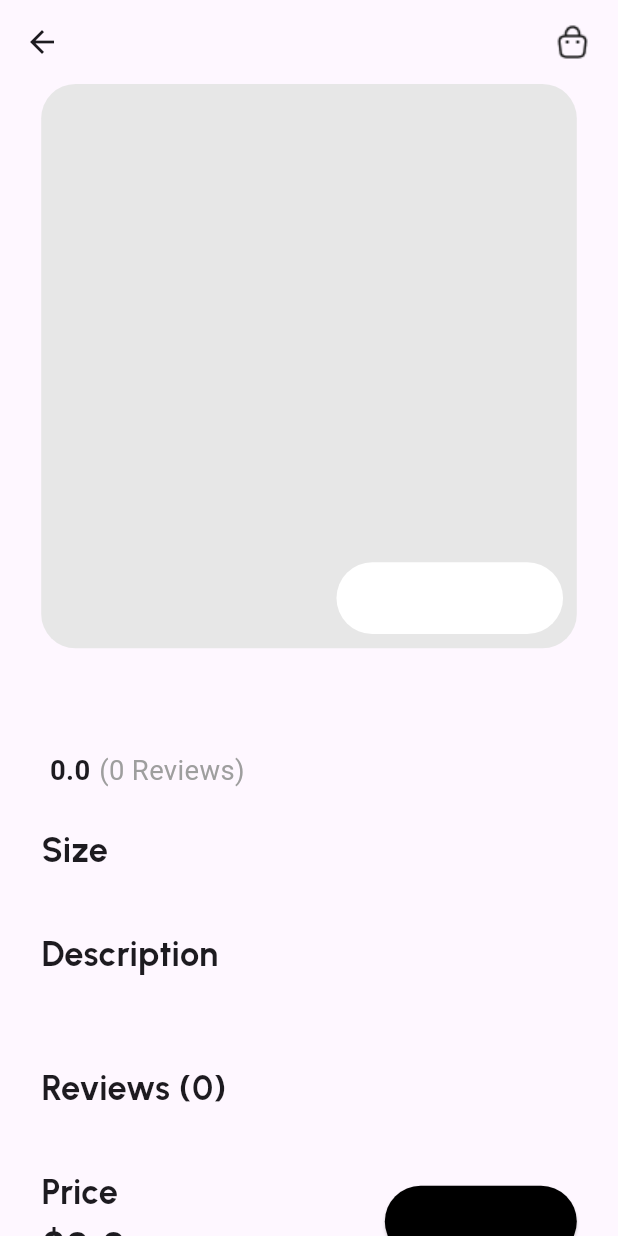
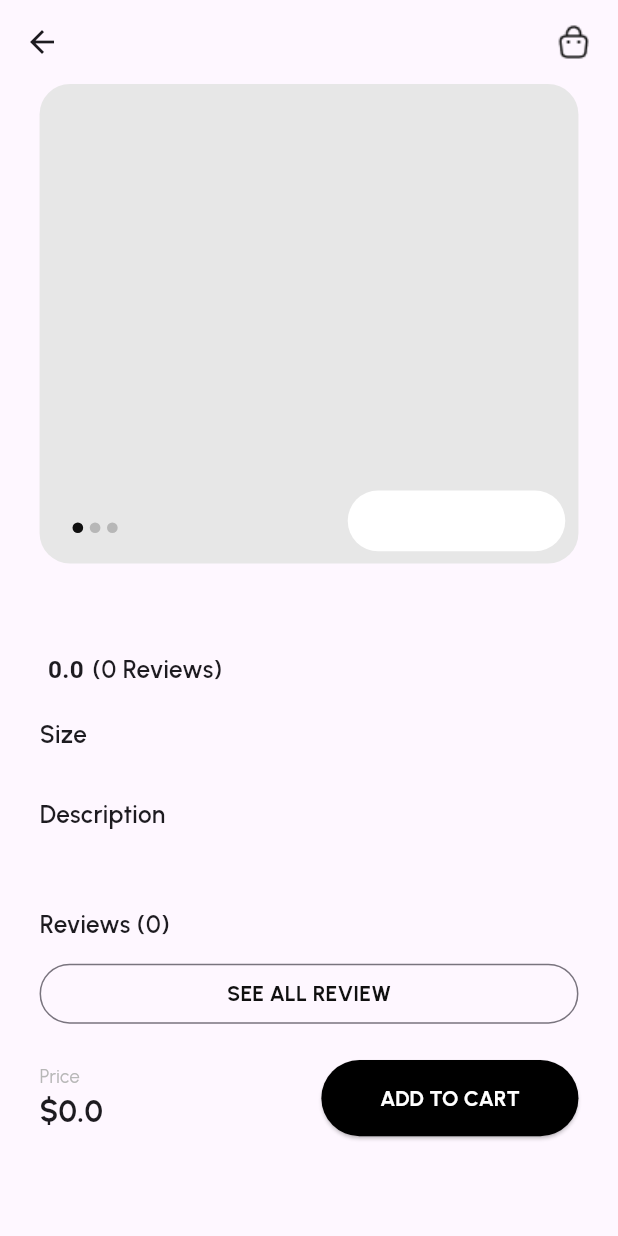
Before and after one commit to nmustakim/shoe-commerce24, a Flutter app: the ProductDetailsScreen screen opened directly with empty values, on a phone screen of 412 x 824 dp. Run offline on Flutter 3.47's test engine with Material 3 defaults, Android fonts, the phone set to English and light mode, and no system bars; our stand-ins replace cloud_firestore, firebase_core, flutter_screenutil, google_fonts; accounts and stored records are empty.

Commit message:
product details continue

```diff
--- a/lib/const/color.dart
+++ b/lib/const/color.dart
@@ -1,5 +1,9 @@
 import 'dart:ui';
 
-Color secondaryBackground = const Color(0XFFE7E7E7);
+Color secondaryBackground1 = const Color(0XFFE7E7E7);
+Color secondaryBackground2 = const Color(0XFFB7B7B7);
+
+Color secondaryBackground3 = const Color(0XFFF3F3F3);
+
 Color buttonForeground = const Color(0XFFFFFFFF);
 Color buttonBackground = const Color(0XFF101010);
--- a/lib/const/text_style.dart
+++ b/lib/const/text_style.dart
@@ -8,13 +8,33 @@ final bodyText400Dark = GoogleFonts.urbanist(
   fontSize: 12.sp,
 );
 final buttonTextStyle = GoogleFonts.urbanist(
+
     fontSize: 14.sp, fontWeight: FontWeight.w700, color: Colors.white);
+
+
 
 final bodyText400Light =
     GoogleFonts.urbanist(fontSize: 12.sp, color: const Color(0XFFB7B7B7));
 
-final bodyText700 = GoogleFonts.urbanist(
+final bodyText400LightMedium =
+GoogleFonts.urbanist(fontWeight: FontWeight.w400,fontSize: 14.sp, color: const Color(0XFF6F6F6F));
+
+
+
+final bodyText400LightSmall =
+GoogleFonts.urbanist(fontWeight: FontWeight.w400,fontSize: 11.sp, color: const Color(0XFFB7B7B7));
+
+
+
+final bodyText700Big = GoogleFonts.urbanist(
     fontSize: 20.sp, fontWeight: FontWeight.w700);
+
+
+final bodyText700Small = GoogleFonts.urbanist(
+    fontSize: 14.sp, fontWeight: FontWeight.w700);
+
+final bodyText700SmallLight = GoogleFonts.urbanist(
+    fontSize: 14.sp, fontWeight: FontWeight.w700,color:const Color(0XFF6F6F6F));
 
 final headline700 =
     GoogleFonts.urbanist(fontSize: 30.sp, fontWeight: FontWeight.w700);
@@ -23,3 +43,7 @@ final headline600 = GoogleFonts.urbanist(
   fontSize: 20.sp,
   fontWeight: FontWeight.w600,
 );
+final headline600small = GoogleFonts.urbanist(
+  fontSize: 16.sp,
+  fontWeight: FontWeight.w600,
+);
--- a/lib/global_widgets/kappbar.dart
+++ b/lib/global_widgets/kappbar.dart
@@ -6,25 +6,29 @@ import '../const/text_style.dart';
 class KAppBar extends StatelessWidget implements PreferredSizeWidget {
   final VoidCallback onTap;
   final bool hasTrailing;
-  final bool isDiscoverScreen;
+  final bool? hasTitle;
+  final String? title;
+
+  final bool? isDiscoverScreen;
   const KAppBar(
       {super.key,
       this.hasTrailing = false,
-      required this.isDiscoverScreen,
-      required this.onTap});
+       this.isDiscoverScreen,
+      required this.onTap,  this.hasTitle, this.title});
 
   @override
   Widget build(BuildContext context) {
     return AppBar(
       toolbarHeight: 80.h,
-      title: isDiscoverScreen ? Text('Discover', style: headline700) : null,
+      centerTitle: isDiscoverScreen == true?false:true,
+      title: hasTitle==true ? Text(title!, style: isDiscoverScreen==true?headline700:headline600small) : null,
       actions: [
         if (hasTrailing)
           Container(
               margin: EdgeInsets.only(right: 16.w),
               child: InkWell(
                   onTap: onTap,
-                  child: Image.asset(isDiscoverScreen
+                  child: Image.asset(isDiscoverScreen==true
                       ? 'assets/images/cart.png'
                       : 'assets/images/bag-2.png'))),
       ],
--- a/lib/global_widgets/kbutton.dart
+++ b/lib/global_widgets/kbutton.dart
@@ -7,22 +7,25 @@ class KButton extends StatelessWidget {
   final VoidCallback onPressed;
   final Color? backgroundColor;
   final Color? foregroundColor;
+  final double height;
+  final double width;
+  final bool? hasLeading;
 
   const KButton({
     super.key,
     required this.text,
-    required this.onPressed, this.backgroundColor, this.foregroundColor,
+    required this.onPressed, this.backgroundColor, this.foregroundColor, required this.height, required this.width, this.hasLeading,
   });
 
   @override
   Widget build(BuildContext context) {
     return SizedBox(
-      height: 40.h,
+      height:height ,
+      width: width,
       child: ElevatedButton(
         onPressed: onPressed,
         style: ElevatedButton.styleFrom(
-          padding: EdgeInsets.symmetric(horizontal: 10.w,vertical: 20.h),
-          backgroundColor: backgroundColor??Colors.black,
+           backgroundColor: backgroundColor??Colors.black,
           foregroundColor: foregroundColor??Colors.white,
           shape: RoundedRectangleBorder(
             borderRadius: BorderRadius.circular(100.r),
--- a/lib/main.dart
+++ b/lib/main.dart
@@ -5,7 +5,6 @@ import 'package:flutter_screenutil/flutter_screenutil.dart';
 import 'package:provider/provider.dart';
 import 'package:shoe_commerce/provider/shoes_provider.dart';
 import 'package:shoe_commerce/screens/discover_shoes/discover_shoes.dart';
-import 'package:shoe_commerce/screens/product_details/priduct_details_screen.dart';
 import 'package:shoe_commerce/services/shoe_service.dart';
 
 import 'firebase_options.dart';
@@ -26,11 +25,11 @@ class ShoeCommerce extends StatelessWidget {
   @override
   Widget build(BuildContext context) {
     return ScreenUtilInit(
-        designSize: const Size(360,690),
+        designSize: const Size(375,812),
         minTextAdapt: true,
 
         builder: (_, child) {
-          return MaterialApp(
+          return const MaterialApp(
             debugShowCheckedModeBanner: false,
             home: DiscoverShoes(),
           );
--- a/lib/screens/discover_shoes/widgets/shoe_card.dart
+++ b/lib/screens/discover_shoes/widgets/shoe_card.dart
@@ -18,12 +18,12 @@ class ShoeCard extends StatelessWidget {
       child: Column(
         children: [
           SizedBox(
-            height: 135.h,
-            width: 155.w,
+            height: 160.h,
+            width: 160.w,
             child: Stack(
               children: [
                 Card(
-                  color: secondaryBackground,
+                  color: secondaryBackground1,
                   shape: RoundedRectangleBorder(
                     borderRadius: BorderRadius.circular(22.r),
                   ),
--- a/lib/screens/product_details/priduct_details_screen.dart
+++ b/lib/screens/product_details/priduct_details_screen.dart
@@ -24,7 +24,7 @@ class ProductDetailsScreenState extends State<ProductDetailsScreen> {
   @override
   Widget build(BuildContext context) {
     return Scaffold(
-      appBar: KAppBar(isDiscoverScreen: false, hasTrailing: true, onTap: () {}),
+      appBar: KAppBar(hasTrailing: true, onTap: () {}),
       body: SingleChildScrollView(
         child: Padding(
           padding: EdgeInsets.symmetric(horizontal: 24.0.w),
@@ -40,8 +40,10 @@ class ProductDetailsScreenState extends State<ProductDetailsScreen> {
               _buildDescription(),
               SizedBox(height: 20.h),
               _buildReviews(widget.shoe),
+              _buildAllReviewButton(onPressed: () {}),
               SizedBox(height: 20.h),
               _buildAddToCartSection(widget.shoe),
+              SizedBox(height: 16.h),
             ],
           ),
         ),
@@ -55,7 +57,7 @@ class ProductDetailsScreenState extends State<ProductDetailsScreen> {
         Container(
           height: 315.h,
           decoration: BoxDecoration(
-              color: secondaryBackground,
+              color: secondaryBackground1,
               borderRadius: BorderRadius.circular(20.r)),
           child: ListView.builder(
             scrollDirection: Axis.horizontal,
@@ -75,9 +77,27 @@ class ProductDetailsScreenState extends State<ProductDetailsScreen> {
           ),
         ),
         Positioned(
-            right: 8.w,
-            bottom: 8.h,
-            child: _buildColorSelection(widget.shoe.colors)),
+          left: 20.w,
+          bottom: 20.h,
+          child: Row(
+            children: [
+              _buildDot(buttonBackground),
+              SizedBox(
+                width: 4.w,
+              ),
+              _buildDot(secondaryBackground2),
+              SizedBox(
+                width: 4.w,
+              ),
+              _buildDot(secondaryBackground2),
+            ],
+          ),
+        ),
+        Positioned(
+          right: 8.w,
+          bottom: 8.h,
+          child: _buildColorSelection(widget.shoe.colors),
+        ),
       ],
     );
   }
@@ -86,7 +106,7 @@ class ProductDetailsScreenState extends State<ProductDetailsScreen> {
     return Column(
       crossAxisAlignment: CrossAxisAlignment.start,
       children: [
-        Text(shoe.name, style: bodyText700),
+        Text(shoe.name, style: bodyText700Big),
         SizedBox(height: 10.h),
         Row(
           children: [
@@ -99,7 +119,7 @@ class ProductDetailsScreenState extends State<ProductDetailsScreen> {
             SizedBox(width: 5.w),
             Text(
               '(${shoe.reviewCount} Reviews)',
-              style: TextStyle(fontSize: 16.sp, color: Colors.grey),
+              style: headline600small,
             ),
           ],
         ),
@@ -154,11 +174,19 @@ class ProductDetailsScreenState extends State<ProductDetailsScreen> {
     );
   }
 
+  Widget _buildDot(Color color) {
+    return Container(
+      height: 7.h,
+      width: 7.h,
+      decoration: BoxDecoration(shape: BoxShape.circle, color: color),
+    );
+  }
+
   Widget _buildSizeSelection(List<double> sizes) {
     return Column(
       crossAxisAlignment: CrossAxisAlignment.start,
       children: [
-        Text('Size', style: bodyText700),
+        Text('Size', style: headline600small),
         SizedBox(height: 10.h),
         Row(
           mainAxisAlignment: MainAxisAlignment.spaceBetween,
@@ -179,13 +207,10 @@ class ProductDetailsScreenState extends State<ProductDetailsScreen> {
                     color: isSelected ? Colors.transparent : buttonBackground,
                   ),
                 ),
-                child: Text(
-                  sizes[index].toString(),
-                  style: TextStyle(
-                    color: isSelected ? buttonForeground : buttonBackground,
-                    fontWeight: FontWeight.bold,
-                  ),
-                ),
+                child: Text(sizes[index].toString(),
+                    style: bodyText700SmallLight.copyWith(
+                        color:
+                            isSelected ? buttonForeground : buttonBackground)),
               ),
             );
           }),
@@ -198,11 +223,12 @@ class ProductDetailsScreenState extends State<ProductDetailsScreen> {
     return Column(
       crossAxisAlignment: CrossAxisAlignment.start,
       children: [
-        Text('Description', style: bodyText700),
+        Text('Description', style: headline600small),
         SizedBox(height: 10.h),
         Text(
           widget.shoe.description,
           overflow: TextOverflow.ellipsis,
+          style: bodyText400LightMedium,
         ),
       ],
     );
@@ -212,7 +238,7 @@ class ProductDetailsScreenState extends State<ProductDetailsScreen> {
     return Column(
       crossAxisAlignment: CrossAxisAlignment.start,
       children: [
-        Text('Reviews (${shoe.reviews.length})', style: bodyText700),
+        Text('Reviews (${shoe.reviews.length})', style: headline600small),
         SizedBox(height: 10.h),
         ...shoe.reviews.map((review) {
           return Column(
@@ -258,13 +284,31 @@ class ProductDetailsScreenState extends State<ProductDetailsScreen> {
         Column(
           crossAxisAlignment: CrossAxisAlignment.start,
           children: [
-            Text('Price', style: bodyText700),
-            Text('\$${shoe.price}',
-                style: TextStyle(fontSize: 24.sp, fontWeight: FontWeight.bold)),
+            Text('Price', style: bodyText400Light),
+            Text('\$${shoe.price}', style: bodyText700Big),
           ],
         ),
-        KButton(text: 'ADD TO CART', onPressed: () {})
+        KButton(height: 50.h,width: 156.w,
+            text: 'ADD TO CART',onPressed: () {})
       ],
     );
   }
+
+  Widget _buildAllReviewButton({required VoidCallback onPressed}) {
+    return SizedBox(
+      width: double.infinity,
+      child: OutlinedButton(
+        style: OutlinedButton.styleFrom(
+            foregroundColor: buttonBackground,
+            shape: RoundedRectangleBorder(
+                side: BorderSide(color: secondaryBackground1),
+                borderRadius: BorderRadius.circular(100.r))),
+        onPressed: onPressed,
+        child: Text(
+          'SEE ALL REVIEW',
+          style: bodyText700Small,
+        ),
+      ),
+    );
+  }
 }
```
Also changed, not shown: lib/screens/discover_shoes/discover_shoes.dart (+20 -7 lines), lib/screens/filter_screen.dart (added, +215 -0 lines).
